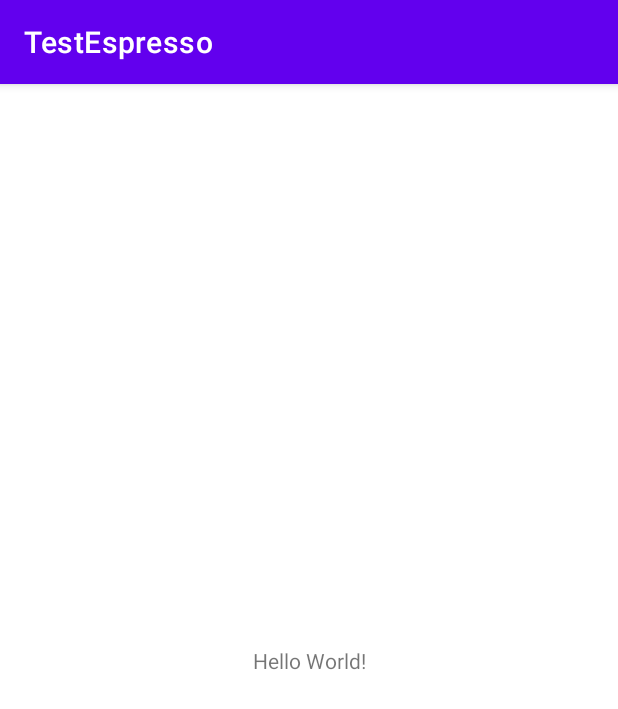
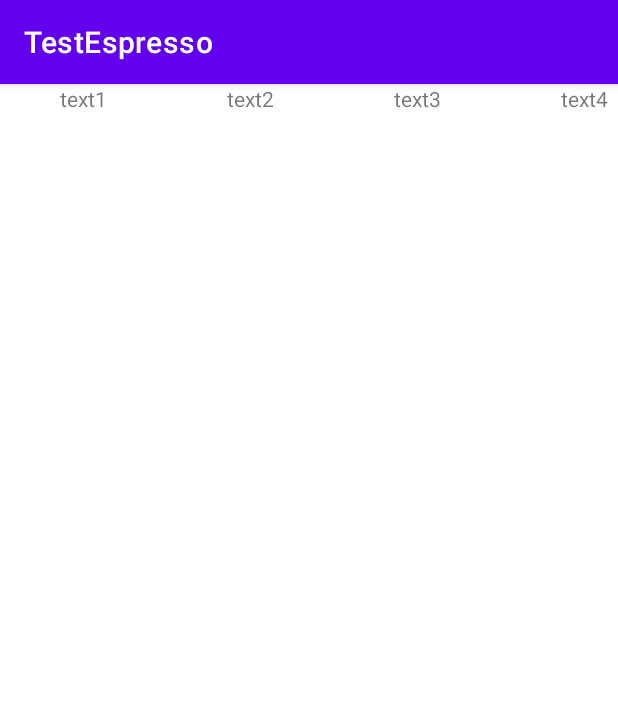
Before and after one commit to ursar/TestEspresso, an Android app: the screen it shows after launch (MainActivity), on a phone screen of 412 x 824 dp. Shown: the top 709 px of the screen. Run offline under Robolectric (Android 15) with nearby library versions, the phone set to English and light mode, and no system bars.

Commit message:
add scrollview

```diff
--- a/app/build.gradle
+++ b/app/build.gradle
@@ -10,10 +10,8 @@ android {
     defaultConfig {
         applicationId "gmk57.testespresso"
         minSdk 28
-        targetSdk 33
+        targetSdkVersion 33
         versionCode 1
-        targetSdkVersion 33
-        compileSdk 33
         versionName "1.0"
 
         testInstrumentationRunner "androidx.test.runner.AndroidJUnitRunner"
@@ -36,11 +34,11 @@ android {
 
 dependencies {
 
-    implementation 'androidx.core:core-ktx:1.7.0'
-    implementation 'androidx.appcompat:appcompat:1.4.1'
-    implementation 'com.google.android.material:material:1.5.0'
-    implementation 'androidx.constraintlayout:constraintlayout:2.1.3'
+    implementation 'androidx.core:core-ktx:1.9.0'
+    implementation 'androidx.appcompat:appcompat:1.5.1'
+    implementation 'com.google.android.material:material:1.7.0'
+    implementation 'androidx.constraintlayout:constraintlayout:2.1.4'
     testImplementation 'junit:junit:4.13.2'
-    androidTestImplementation 'androidx.test.ext:junit:1.1.3'
-    androidTestImplementation 'androidx.test.espresso:espresso-core:3.5.0'
+    androidTestImplementation 'androidx.test.ext:junit:1.1.5'
+    androidTestImplementation 'androidx.test.espresso:espresso-core:3.5.1'
 }
--- a/app/src/main/res/layout/activity_main.xml
+++ b/app/src/main/res/layout/activity_main.xml
@@ -6,7 +6,67 @@
     android:layout_height="match_parent"
     tools:context=".MainActivity">
 
+    <HorizontalScrollView
+        android:layout_width="wrap_content"
+        android:layout_height="wrap_content"
+        tools:ignore="MissingConstraints">
+
+        <LinearLayout
+            android:layout_width="wrap_content"
+            android:layout_height="wrap_content">
+
             <TextView
+                android:paddingHorizontal="40dp"
+                android:layout_width="wrap_content"
+                android:layout_height="wrap_content"
+                android:text="text1"
+                app:layout_constraintBottom_toBottomOf="parent"
+                app:layout_constraintLeft_toLeftOf="parent"
+                app:layout_constraintRight_toRightOf="parent"
+                app:layout_constraintTop_toTopOf="parent" />
+
+            <TextView
+                android:paddingHorizontal="40dp"
+                android:layout_width="wrap_content"
+                android:layout_height="wrap_content"
+                android:text="text2"
+                app:layout_constraintBottom_toBottomOf="parent"
+                app:layout_constraintLeft_toLeftOf="parent"
+                app:layout_constraintRight_toRightOf="parent"
+                app:layout_constraintTop_toTopOf="parent" />
+
+            <TextView
+                android:paddingHorizontal="40dp"
+                android:layout_width="wrap_content"
+                android:layout_height="wrap_content"
+                android:text="text3"
+                app:layout_constraintBottom_toBottomOf="parent"
+                app:layout_constraintLeft_toLeftOf="parent"
+                app:layout_constraintRight_toRightOf="parent"
+                app:layout_constraintTop_toTopOf="parent" />
+
+            <TextView
+                android:paddingHorizontal="40dp"
+                android:layout_width="wrap_content"
+                android:layout_height="wrap_content"
+                android:text="text4"
+                app:layout_constraintBottom_toBottomOf="parent"
+                app:layout_constraintLeft_toLeftOf="parent"
+                app:layout_constraintRight_toRightOf="parent"
+                app:layout_constraintTop_toTopOf="parent" />
+
+            <TextView
+                android:paddingHorizontal="40dp"
+                android:layout_width="wrap_content"
+                android:layout_height="wrap_content"
+                android:text="text5"
+                app:layout_constraintBottom_toBottomOf="parent"
+                app:layout_constraintLeft_toLeftOf="parent"
+                app:layout_constraintRight_toRightOf="parent"
+                app:layout_constraintTop_toTopOf="parent" />
+
+            <TextView
+                android:paddingHorizontal="40dp"
                 android:layout_width="wrap_content"
                 android:layout_height="wrap_content"
                 android:text="Hello World!"
@@ -14,5 +74,7 @@
                 app:layout_constraintLeft_toLeftOf="parent"
                 app:layout_constraintRight_toRightOf="parent"
                 app:layout_constraintTop_toTopOf="parent" />
+        </LinearLayout>
+    </HorizontalScrollView>
 
 </androidx.constraintlayout.widget.ConstraintLayout>
```
Lines whose indentation alone changed are shown as unchanged.
